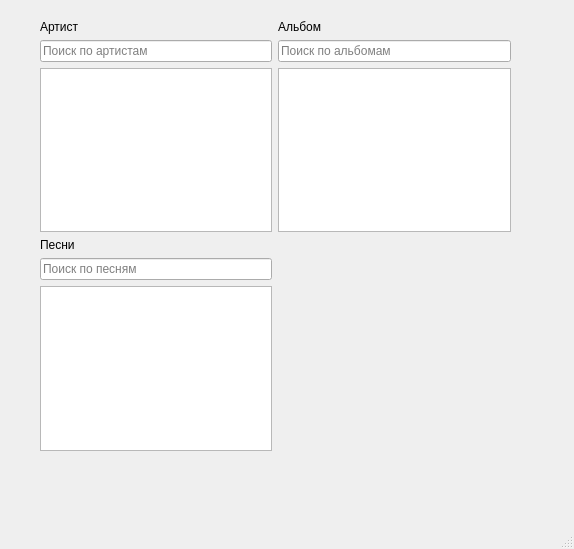
Old version of the form QT_windows/main.ui in the repository boyarivan06/AnotherOpera.
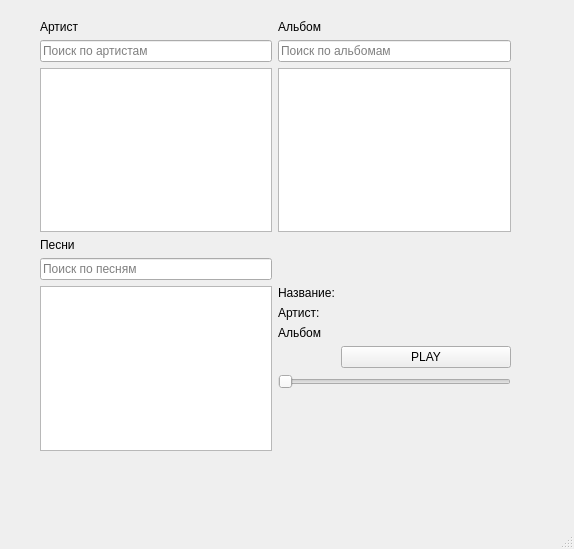
New version of the form.

Commit message: player moved to main window

```diff
--- a/QT_windows/main.ui
+++ b/QT_windows/main.ui
@@ -75,6 +75,54 @@
        </property>
       </widget>
      </item>
+     <item row="5" column="1">
+      <layout class="QFormLayout" name="formLayout">
+       <item row="0" column="0">
+        <widget class="QLabel" name="label_4">
+         <property name="text">
+          <string>Название:</string>
+         </property>
+        </widget>
+       </item>
+       <item row="2" column="0">
+        <widget class="QLabel" name="label_5">
+         <property name="text">
+          <string>Артист:</string>
+         </property>
+        </widget>
+       </item>
+       <item row="4" column="0">
+        <widget class="QLabel" name="label_6">
+         <property name="text">
+          <string>Альбом</string>
+         </property>
+        </widget>
+       </item>
+       <item row="5" column="1">
+        <widget class="QPushButton" name="play_stop_button">
+         <property name="styleSheet">
+          <string notr="true"/>
+         </property>
+         <property name="text">
+          <string>PLAY</string>
+         </property>
+        </widget>
+       </item>
+       <item row="6" column="0" colspan="2">
+        <widget class="QSlider" name="song_slider">
+         <property name="enabled">
+          <bool>true</bool>
+         </property>
+         <property name="orientation">
+          <enum>Qt::Horizontal</enum>
+         </property>
+         <property name="tickInterval">
+          <number>1</number>
+         </property>
+        </widget>
+       </item>
+      </layout>
+     </item>
     </layout>
    </widget>
   </widget>
```
The commit also changes 1 other file.
